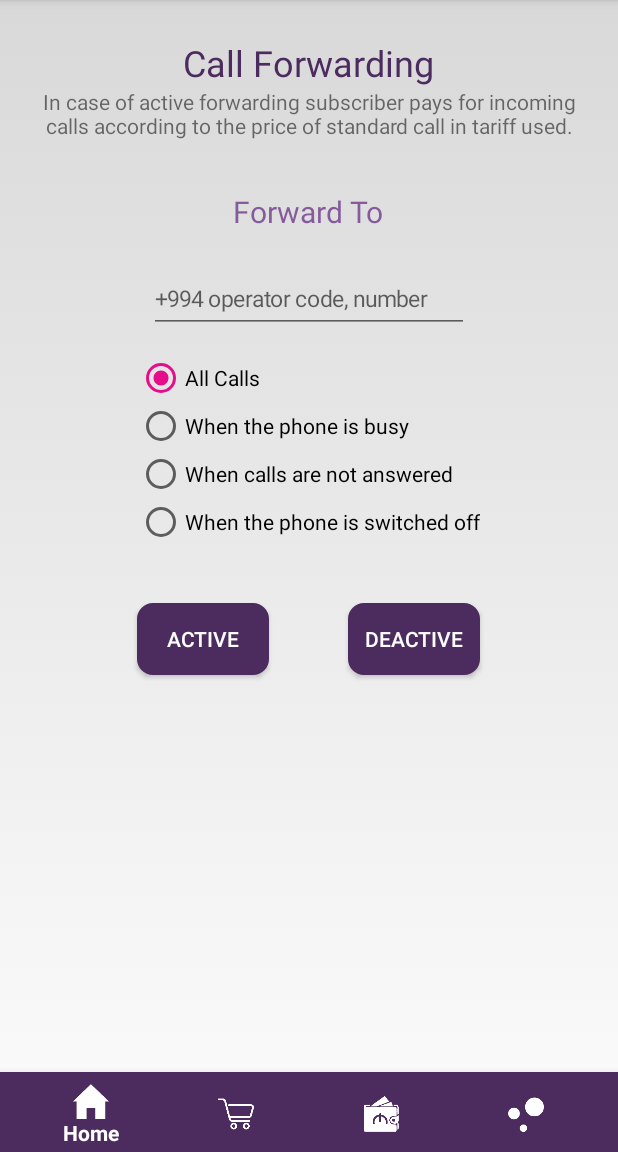
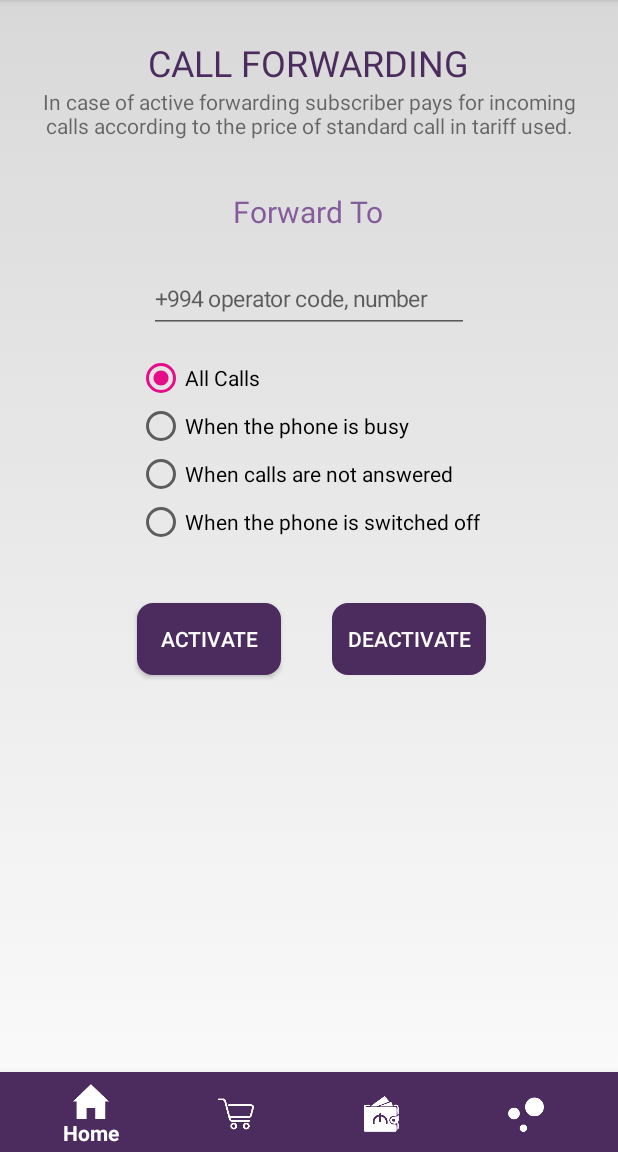
Before and after one commit to abiyevseymur/MenimCell_3GSM_operators, an Android app: the fragment CallForward placed in its activity, on a phone screen of 412 x 824 dp, the part 84-1236 px from its top. Run offline under Robolectric (Android 15) with nearby library versions, the phone set to English and light mode, and no system bars; libraries missing offline, so code that uses them is left out: com.mixpanel.android; 10 statements that could not run were skipped.

Commit message:
updated 21.01.2018

```diff
--- a/app/src/main/java/com/example/seymur/azercell2/fragments/Transfer.java
+++ b/app/src/main/java/com/example/seymur/azercell2/fragments/Transfer.java
@@ -106,7 +106,6 @@ public class Transfer extends Fragment implements View.OnClickListener {
     String numbOf50qPaycell = "9200";
     String numbOf1aznPaycell = "9202";
     String textMessage;
-    private RadioGroup radioGroup;
     @Override
     public void onClick(View view) {
 
--- a/app/src/main/java/com/example/seymur/azercell2/sendUSSDcode.java
+++ b/app/src/main/java/com/example/seymur/azercell2/sendUSSDcode.java
@@ -22,6 +22,7 @@ public class sendUSSDcode extends AppCompatActivity {
     String ussdCode;
     String messageBundle;
     TextView messageTittle;
+
 
     @Override
     protected void onCreate(Bundle savedInstanceState) {
--- a/app/src/main/res/layout/fragment_call_forward.xml
+++ b/app/src/main/res/layout/fragment_call_forward.xml
@@ -20,7 +20,7 @@
             android:layout_marginTop="69dp"
             android:foregroundGravity="center"
             android:gravity="center"
-            android:text="Forward To"
+            android:text="@string/ForwardTo"
             android:textColor="@color/colorAccent"
             android:textSize="20sp" />
 
@@ -47,7 +47,11 @@
             android:layout_below="@+id/radioGroup2"
             android:layout_marginTop="38dp"
             android:background="@drawable/button"
-            android:text="Active" />
+            android:paddingEnd="15dp"
+            android:paddingLeft="15dp"
+            android:paddingRight="15dp"
+            android:paddingStart="15dp"
+            android:text="@string/Activate" />
 
         <Button
             android:id="@+id/deactiveCallForwarding"
@@ -55,10 +59,16 @@
             android:layout_height="wrap_content"
             android:layout_alignBaseline="@+id/activeCallForwarding"
             android:layout_alignBottom="@+id/activeCallForwarding"
-            android:layout_alignEnd="@+id/radioGroup2"
-            android:layout_alignRight="@+id/radioGroup2"
+            android:layout_marginLeft="34dp"
+            android:layout_marginStart="34dp"
+            android:layout_toEndOf="@+id/activeCallForwarding"
+            android:layout_toRightOf="@+id/activeCallForwarding"
             android:background="@drawable/button"
-            android:text="Deactive" />
+            android:paddingEnd="10dp"
+            android:paddingLeft="10dp"
+            android:paddingRight="10dp"
+            android:paddingStart="10dp"
+            android:text="@string/deaktive" />
 
         <TextView
             android:id="@+id/textView26"
@@ -72,7 +82,7 @@
             android:paddingLeft="20dp"
             android:paddingRight="20dp"
             android:paddingStart="20dp"
-            android:text="In case of active forwarding subscriber pays for incoming calls according to the price of standard call in tariff used." />
+            android:text="@string/CallForwardingDesc" />
 
         <TextView
             android:id="@+id/textView27"
@@ -81,7 +91,7 @@
             android:layout_alignParentTop="true"
             android:layout_centerHorizontal="true"
             android:layout_marginTop="25dp"
-            android:text="Call Forwarding"
+            android:text="@string/CallForwarding"
             android:textColor="@color/colorPrimary"
             android:textSize="24sp" />
 
@@ -100,28 +110,28 @@
                 android:layout_height="wrap_content"
                 android:layout_weight="1"
                 android:checked="true"
-                android:text="All Calls" />
+                android:text="@string/allCalls" />
 
             <RadioButton
                 android:id="@+id/callforwardingBusy"
                 android:layout_width="wrap_content"
                 android:layout_height="wrap_content"
                 android:layout_weight="1"
-                android:text="When the phone is busy" />
+                android:text="@string/Whenbusy" />
 
             <RadioButton
                 android:id="@+id/CallForwardingNotAnswered"
                 android:layout_width="wrap_content"
                 android:layout_height="wrap_content"
                 android:layout_weight="1"
-                android:text="When calls are not answered" />
+                android:text="@string/WhenNotAnswered" />
 
             <RadioButton
                 android:id="@+id/callForwardingSwitchedOff"
                 android:layout_width="wrap_content"
                 android:layout_height="wrap_content"
                 android:layout_weight="1"
-                android:text="When the phone is switched off" />
+                android:text="@string/WhenOff" />
         </RadioGroup>
 
     </RelativeLayout>
--- a/app/src/main/res/values/strings.xml
+++ b/app/src/main/res/values/strings.xml
@@ -1,9 +1,9 @@
 <resources>
-    <string name="app_name">Azercell</string>
+    <string name="app_name">MenimCell</string>
     <string name="heyet">Life is more beautiful with </string>
     <string name="heyet2"> Azercell! </string>
     <string name="xaiw">Please, sign up to use our services</string>
-    <string name="qeydiyyat">Sign Up</string>
+    <string name="qeydiyyat" translatable="false">Sign Up</string>
     <string name="nomreqeyd">Enter The Number</string>
     <string name="buttondavam">Verify your number</string>
     <string name="code">Kodı daxil edin</string>
@@ -161,12 +161,33 @@
     <string name="toThis">to This:</string>
     <string name="number">number</string>
     <string name="switchtypeofForwarding">Switch,please,the Type of Forwarding</string>
-    <string name="deaktive">Deaktive</string>
+    <string name="deaktive">Deactivate</string>
     <string name="allTypesofCF">All Types of Call Forwarding</string>
     <string name="inYour">in Your</string>
     <string name="operatorCodeNumber"><font size="15">+994 operator code, number</font></string>
     <string name="get">get</string>
     <string name="credit">Credit</string>
     <string name="fee">fee</string>
-
+    <string name="CallBarring">CALL BARRING</string>
+    <string name="CallBarringDesc">Depending on your choice, you can use the following options to block calls:</string>
+    <string name="AllIncoming">All Incoming</string>
+    <string name="AllOutgoing">All Outgoing</string>
+    <string name="Calls">Calls</string>
+    <string name="byDefault0000"><font size="15">0000 by default</font></string>
+    <string name="setYourBarringCode">Set your Barring code:</string>
+    <string name="Activate">Activate</string>
+    <string name="CallForwardingDesc">In case of active forwarding subscriber pays for incoming calls according to the price of standard call in tariff used.</string>
+    <string name="CallForwarding">CALL FORWARDING</string>
+    <string name="allCalls">All Calls</string>
+    <string name="Whenbusy">When the phone is busy</string>
+    <string name="WhenNotAnswered">When calls are not answered</string>
+    <string name="WhenOff">When the phone is switched off</string>
+    <string name="ForwardTo">Forward To</string>
+    <string name="barringTo">Barring to</string>
+    <string name="CallScreening">CALL SCREENING</string>
+    <string name="CheckTheNumberBlackList"><u>Check the numbers in the Black list</u></string>
+    <string name="AddThis">Add this</string>
+    <string name="numberToBL">Number to Black List</string>
+    <string name="removeThis">Remove this:</string>
+    <string name="numberFromBL">Number from Black List</string>
 </resources>
```
Also changed, not shown: app/src/main/java/com/example/seymur/azercell2/fragments/Credit.java (+13 -7 lines), app/src/main/java/com/example/seymur/azercell2/fragments/ServicesVAS.java (+24 -0 lines), app/src/main/java/com/example/seymur/azercell2/fragments/VAS/CallForward.java (+4 -5 lines), app/src/main/res/layout-v21/fragment_call_barring.xml (added, +160 -0 lines), app/src/main/res/layout/activity_all_codes.xml (deleted, +0 -34 lines), app/src/main/res/layout/fragment_services_vas.xml (+7 -5 lines), 72 other files.
